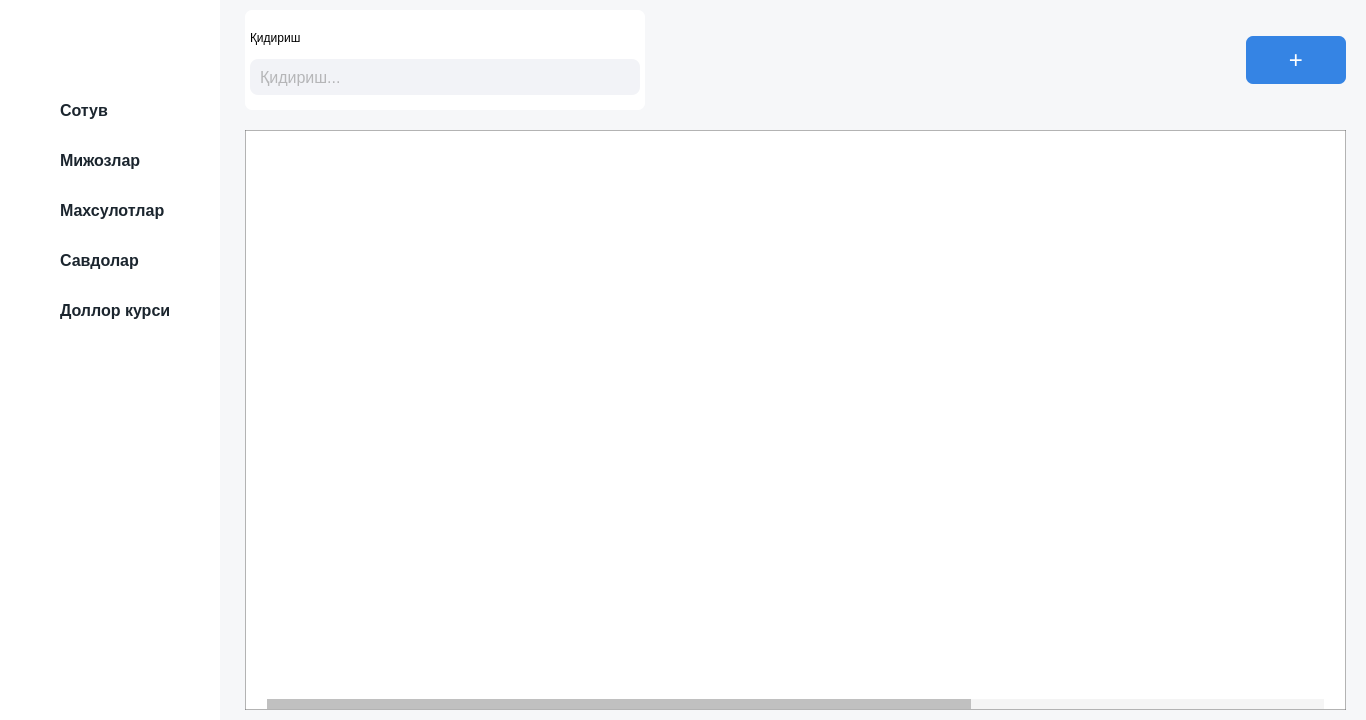
Old version of the form ui/main_ui.ui in the repository JavokhirMamirov/shopapp.
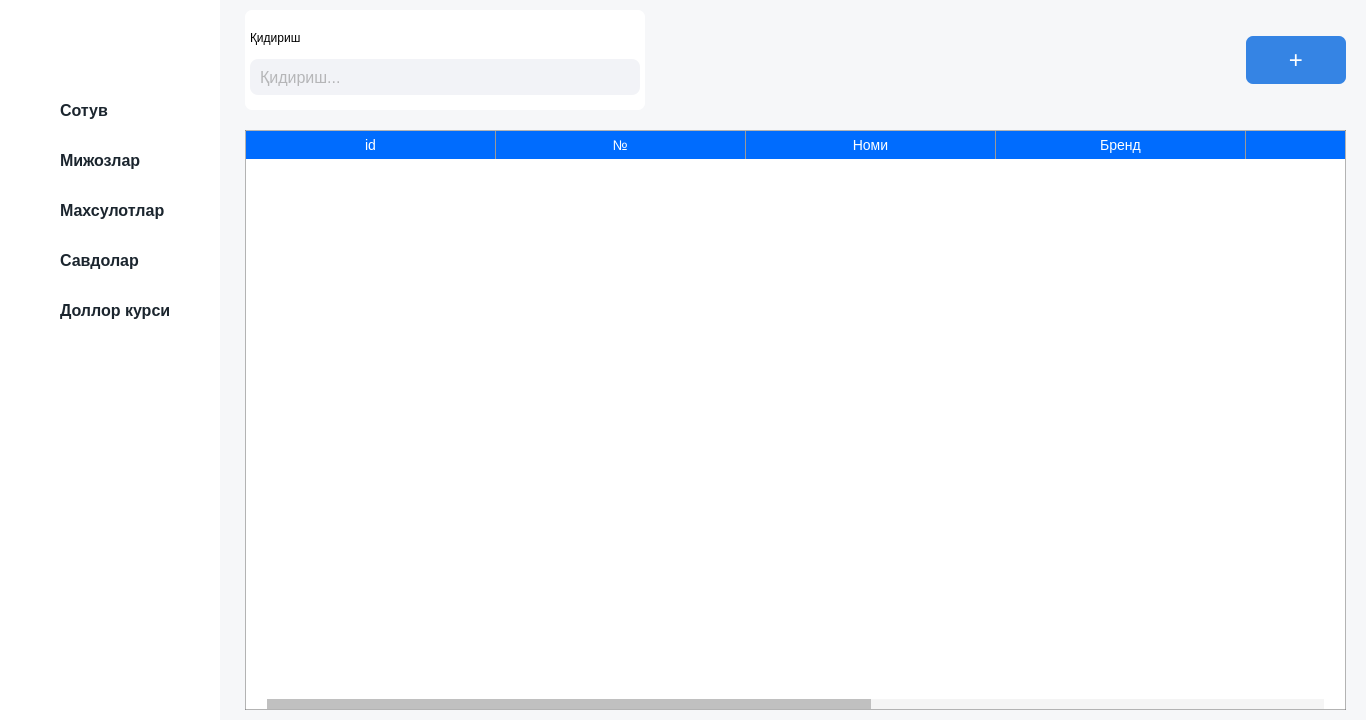
New version of the form. The open tabs and pages were chosen to show the change. Icons and pictures are not drawn.

What changed in the file:
```diff
--- a/ui/main_ui.ui
+++ b/ui/main_ui.ui
@@ -1952,7 +1952,7 @@
               <number>0</number>
              </property>
              <attribute name="horizontalHeaderVisible">
-              <bool>false</bool>
+              <bool>true</bool>
              </attribute>
              <attribute name="horizontalHeaderDefaultSectionSize">
               <number>250</number>
@@ -1993,6 +1993,11 @@
                <string>Нархи $</string>
               </property>
              </column>
+             <column>
+              <property name="text">
+               <string>Тахрирлаш</string>
+              </property>
+             </column>
             </widget>
            </item>
           </layout>
```
Left out of the diff: 2 changed lines with no effect on the pictures.
